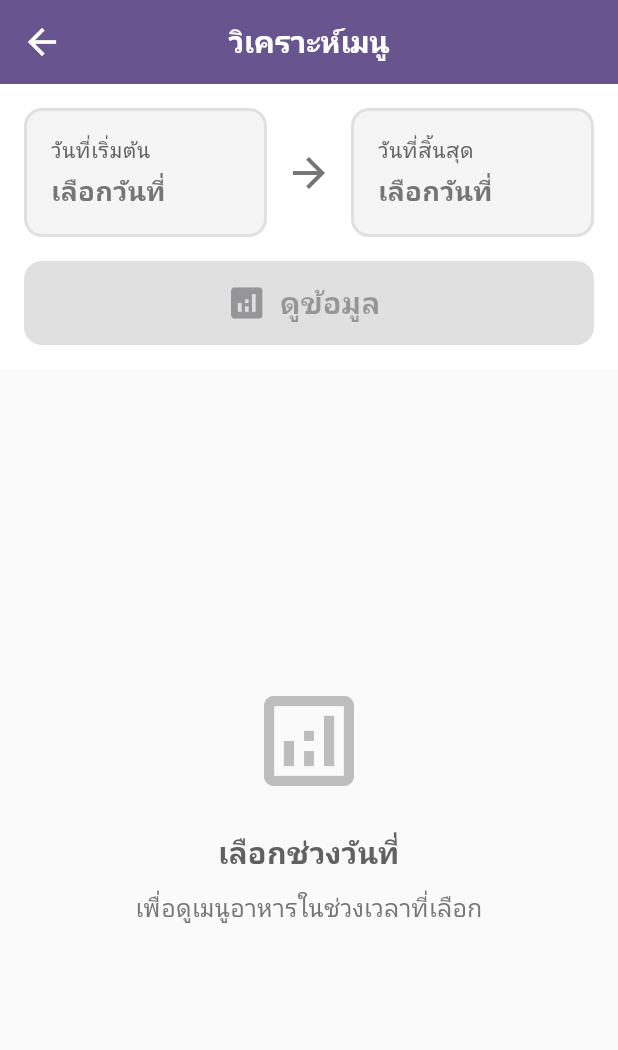
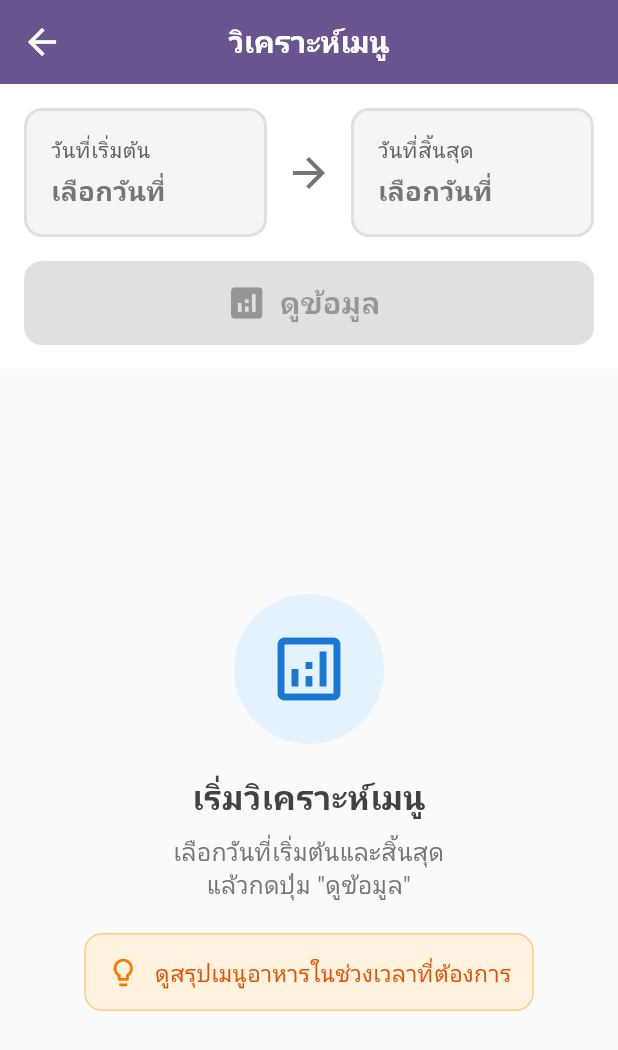
Before and after one commit to ppp3ppj/food_book, a Flutter app: the MenuAnalysisScreen screen opened by its route, on a phone screen of 412 x 824 dp. Shown: the top 1050 px of the screen. Run offline on Flutter 3.47's test engine with Material 3 defaults, Android fonts, the phone set to English and light mode, and no system bars; our stand-ins replace flutter_hooks, flutter_riverpod, go_router, hooks_riverpod, shared_preferences; missing offline and left inert: sqlite3; accounts and stored records are empty.

Commit message:
Add enhanced empty state handling and search indication in menu analysis screen

```diff
--- a/lib/views/menu_analysis_screen.dart
+++ b/lib/views/menu_analysis_screen.dart
@@ -17,6 +17,7 @@ class MenuAnalysisScreen extends HookConsumerWidget {
     final startDate = useState<DateTime?>(null);
     final endDate = useState<DateTime?>(null);
     final isLoading = useState(false);
+    final hasSearched = useState(false);
     final items = useState<List<ItemModel>>([]);
     final groupedByDate = useState<Map<String, List<ItemModel>>>({});
 
@@ -25,6 +26,7 @@ class MenuAnalysisScreen extends HookConsumerWidget {
       if (startDate.value == null || endDate.value == null) return;
 
       isLoading.value = true;
+      hasSearched.value = true;
       try {
         final start = _formatDate(startDate.value!);
         final end = _formatDate(endDate.value!);
@@ -250,34 +252,11 @@ class MenuAnalysisScreen extends HookConsumerWidget {
                     ),
                   )
                 : items.value.isEmpty
-                ? Center(
-                    child: Column(
-                      mainAxisAlignment: MainAxisAlignment.center,
-                      children: [
-                        Icon(
-                          Icons.analytics_outlined,
-                          size: 80,
-                          color: Colors.grey[400],
-                        ),
-                        const SizedBox(height: 20),
-                        Text(
-                          'เลือกช่วงวันที่',
-                          style: TextStyle(
-                            fontSize: 20,
-                            fontWeight: FontWeight.bold,
-                            color: Colors.grey[700],
-                          ),
-                        ),
-                        const SizedBox(height: 10),
-                        Text(
-                          'เพื่อดูเมนูอาหารในช่วงเวลาที่เลือก',
-                          style: TextStyle(
-                            fontSize: 16,
-                            color: Colors.grey[600],
-                          ),
-                        ),
-                      ],
-                    ),
+                ? _buildEmptyState(
+                    context,
+                    hasSearched.value,
+                    startDate.value,
+                    endDate.value,
                   )
                 : ListView.builder(
                     padding: const EdgeInsets.symmetric(horizontal: 16),
@@ -296,6 +275,168 @@ class MenuAnalysisScreen extends HookConsumerWidget {
 
   String _formatDate(DateTime date) {
     return '${date.year}-${date.month.toString().padLeft(2, '0')}-${date.day.toString().padLeft(2, '0')}';
+  }
+
+  /// Build empty state based on context
+  Widget _buildEmptyState(
+    BuildContext context,
+    bool hasSearched,
+    DateTime? startDate,
+    DateTime? endDate,
+  ) {
+    if (!hasSearched) {
+      // Initial state - no search performed yet
+      return Center(
+        child: SingleChildScrollView(
+          padding: const EdgeInsets.all(24),
+          child: Column(
+            mainAxisAlignment: MainAxisAlignment.center,
+            children: [
+              Container(
+                width: 100,
+                height: 100,
+                decoration: BoxDecoration(
+                  color: Colors.blue[50],
+                  borderRadius: BorderRadius.circular(50),
+                ),
+                child: Icon(
+                  Icons.analytics_outlined,
+                  size: 56,
+                  color: Colors.blue[700],
+                ),
+              ),
+              const SizedBox(height: 20),
+              Text(
+                'เริ่มวิเคราะห์เมนู',
+                style: TextStyle(
+                  fontSize: 22,
+                  fontWeight: FontWeight.bold,
+                  color: Colors.grey[800],
+                ),
+              ),
+              const SizedBox(height: 10),
+              Text(
+                'เลือกวันที่เริ่มต้นและสิ้นสุด\nแล้วกดปุ่ม "ดูข้อมูล"',
+                textAlign: TextAlign.center,
+                style: TextStyle(
+                  fontSize: 16,
+                  height: 1.4,
+                  color: Colors.grey[600],
+                ),
+              ),
+              const SizedBox(height: 20),
+              Container(
+                padding: const EdgeInsets.all(14),
+                decoration: BoxDecoration(
+                  color: Colors.orange[50],
+                  borderRadius: BorderRadius.circular(12),
+                  border: Border.all(color: Colors.orange[200]!),
+                ),
+                child: Row(
+                  mainAxisSize: MainAxisSize.min,
+                  children: [
+                    Icon(
+                      Icons.lightbulb_outline,
+                      color: Colors.orange[700],
+                      size: 22,
+                    ),
+                    const SizedBox(width: 10),
+                    Flexible(
+                      child: Text(
+                        'ดูสรุปเมนูอาหารในช่วงเวลาที่ต้องการ',
+                        style: TextStyle(
+                          fontSize: 15,
+                          color: Colors.orange[900],
+                          fontWeight: FontWeight.w500,
+                        ),
+                      ),
+                    ),
+                  ],
+                ),
+              ),
+            ],
+          ),
+        ),
+      );
+    } else {
+      // Search performed but no results found
+      final dateRangeText = startDate != null && endDate != null
+          ? '${_formatDateDisplay(startDate)} - ${_formatDateDisplay(endDate)}'
+          : '';
+
+      return Center(
+        child: SingleChildScrollView(
+          padding: const EdgeInsets.all(24),
+          child: Column(
+            mainAxisAlignment: MainAxisAlignment.center,
+            children: [
+              Container(
+                width: 100,
+                height: 100,
+                decoration: BoxDecoration(
+                  color: Colors.grey[100],
+                  borderRadius: BorderRadius.circular(50),
+                ),
+                child: Icon(
+                  Icons.inbox_outlined,
+                  size: 56,
+                  color: Colors.grey[400],
+                ),
+              ),
+              const SizedBox(height: 20),
+              Text(
+                'ไม่พบข้อมูล',
+                style: TextStyle(
+                  fontSize: 22,
+                  fontWeight: FontWeight.bold,
+                  color: Colors.grey[800],
+                ),
+              ),
+              const SizedBox(height: 10),
+              if (dateRangeText.isNotEmpty) ...[
+                Text(
+                  dateRangeText,
+                  textAlign: TextAlign.center,
+                  style: TextStyle(
+                    fontSize: 16,
+                    fontWeight: FontWeight.w500,
+                    color: Colors.blue[700],
+                  ),
+                ),
+                const SizedBox(height: 10),
+              ],
+              Text(
+                'ไม่มีรายการอาหารในช่วงวันที่นี้',
+                textAlign: TextAlign.center,
+                style: TextStyle(
+                  fontSize: 16,
+                  height: 1.4,
+                  color: Colors.grey[600],
+                ),
+              ),
+            ],
+          ),
+        ),
+      );
+    }
+  }
+
+  String _formatDateDisplay(DateTime date) {
+    final thaiMonths = [
+      'ม.ค.',
+      'ก.พ.',
+      'มี.ค.',
+      'เม.ย.',
+      'พ.ค.',
+      'มิ.ย.',
+      'ก.ค.',
+      'ส.ค.',
+      'ก.ย.',
+      'ต.ค.',
+      'พ.ย.',
+      'ธ.ค.',
+    ];
+    return '${date.day} ${thaiMonths[date.month - 1]} ${date.year + 543}';
   }
 }
 
```
